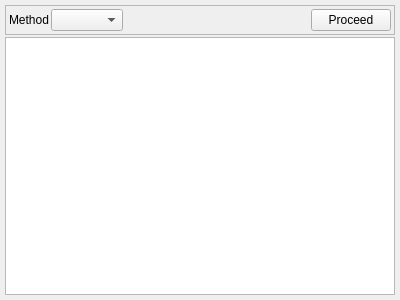
Above: quickevent/app/plugins/qml/Runs/src/runswidget.ui from Quick-Event/quickbox before the change. Below: the same form after it.
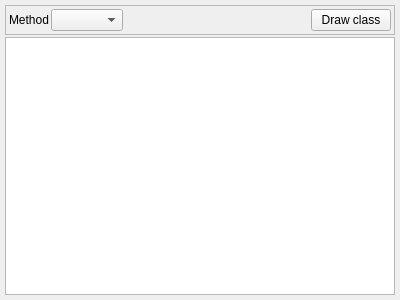
That is the form after the change. Custom widgets are drawn as their Qt base class.

Patch:
```diff
--- a/quickevent/app/plugins/qml/Runs/src/runswidget.ui
+++ b/quickevent/app/plugins/qml/Runs/src/runswidget.ui
@@ -82,7 +82,7 @@
       <item>
        <widget class="QPushButton" name="btDraw">
         <property name="text">
-         <string>Proceed</string>
+         <string>Draw class</string>
         </property>
        </widget>
       </item>
```
Left out of the diff: 3 changed lines with no effect on the pictures.
